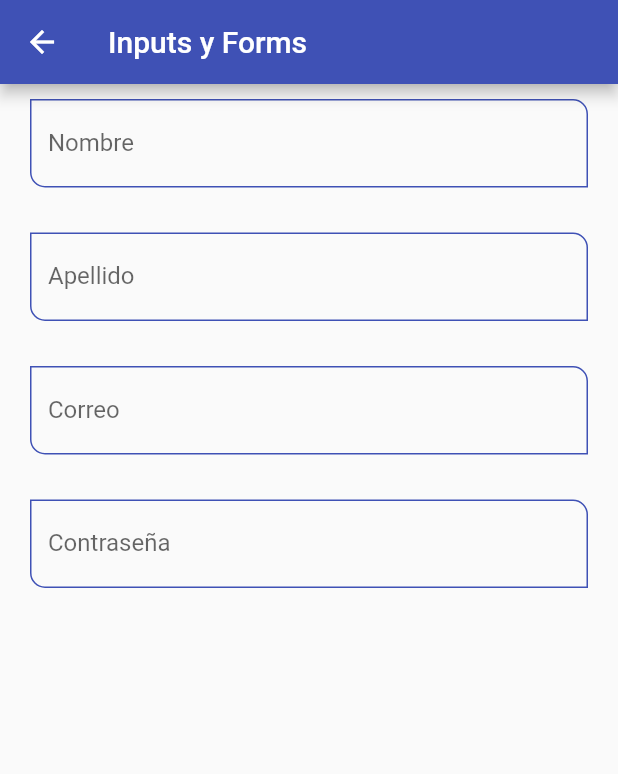
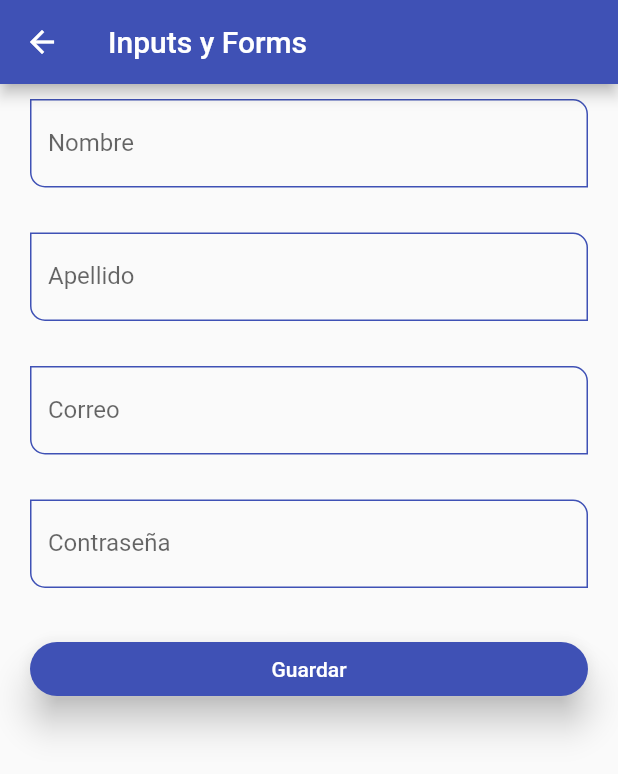
Before and after one commit to alexqgon93/flutter_components, a Flutter app: the InputsScreen screen opened by its route, on a phone screen of 412 x 824 dp. Shown: the top 774 px of the screen. Run offline on Flutter 3.47's test engine with Material 2 defaults, Android fonts, the phone set to English and light mode, and no system bars.

```diff
--- a/lib/screens/inputs_screen.dart
+++ b/lib/screens/inputs_screen.dart
@@ -6,34 +6,50 @@ class InputsScreen extends StatelessWidget {
 
   @override
   Widget build(BuildContext context) {
+    final GlobalKey<FormState> myFormKey = GlobalKey<FormState>();
+    final Map<String, String> formValues = {
+      'first_name': 'Alex',
+      'last_name': 'Esquerdo',
+      'email': 'alexqgon93@gmail.com',
+      'password': '123456',
+      'role': 'Admin'
+    };
     return Scaffold(
         appBar: AppBar(title: const Text('Inputs y Forms')),
         body: SingleChildScrollView(
           keyboardDismissBehavior: ScrollViewKeyboardDismissBehavior.onDrag,
           child: Padding(
             padding: const EdgeInsets.symmetric(horizontal: 20, vertical: 10),
+            child: Form(
+              key: myFormKey,
               child: Column(
-              children: const [
+                children: [
                   CustomInputField(
                     labelText: 'Nombre',
                     hintText: 'Nombre del usuario',
+                    formProperty: 'first_name',
+                    formValues: formValues,
                   ),
-                SizedBox(
+                  const SizedBox(
                     height: 30,
                   ),
                   CustomInputField(
                     labelText: 'Apellido',
                     hintText: 'Apellido del usuario',
+                    formProperty: 'last_name',
+                    formValues: formValues,
                   ),
-                SizedBox(
+                  const SizedBox(
                     height: 30,
                   ),
                   CustomInputField(
                     labelText: 'Correo',
                     hintText: 'Correo del usuario',
                     keyboardType: TextInputType.emailAddress,
+                    formProperty: 'email',
+                    formValues: formValues,
                   ),
-                SizedBox(
+                  const SizedBox(
                     height: 30,
                   ),
                   CustomInputField(
@@ -41,11 +57,29 @@ class InputsScreen extends StatelessWidget {
                     hintText: 'Contraseña del usuario',
                     keyboardType: TextInputType.emailAddress,
                     obscureText: true,
+                    formProperty: 'password',
+                    formValues: formValues,
                   ),
-                SizedBox(
+                  const SizedBox(
                     height: 30,
-                )
+                  ),
+                  ElevatedButton(
+                      onPressed: () {
+                        FocusScope.of(context).requestFocus(FocusNode());
+                        if (!myFormKey.currentState!.validate()) {
+                          print('Formulario no válido');
+                          return;
+                        }
+
+                        //* print the whole form
+                        print(formValues);
+                      },
+                      child: const SizedBox(
+                        width: double.infinity,
+                        child: Center(child: Text('Guardar')),
+                      ))
                 ],
+              ),
             ),
           ),
         ));
--- a/lib/widgets/custom_input_field.dart
+++ b/lib/widgets/custom_input_field.dart
@@ -9,6 +9,9 @@ class CustomInputField extends StatelessWidget {
   final TextInputType? keyboardType;
   final bool obscureText;
 
+  final String formProperty;
+  final Map<String, dynamic> formValues;
+
   const CustomInputField({
     super.key,
     this.hintText,
@@ -18,6 +21,8 @@ class CustomInputField extends StatelessWidget {
     this.suffixIcon,
     this.keyboardType,
     this.obscureText = false,
+    required this.formProperty,
+    required this.formValues,
   });
 
   @override
@@ -29,9 +34,7 @@ class CustomInputField extends StatelessWidget {
       keyboardType: keyboardType ?? TextInputType.name,
       keyboardAppearance: Brightness.light,
       obscureText: obscureText,
-      onChanged: (value) {
-        //print(value);
-      },
+      onChanged: (value) => formValues[formProperty] = value,
       validator: (value) {
         if (value == null) return 'Este campo es requerido';
         return value.length < 3 ? 'Es necesario más de 3 letras' : null;
```
Lines whose indentation alone changed are shown as unchanged.
